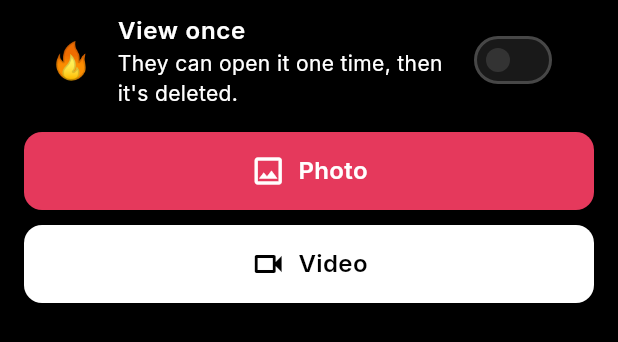
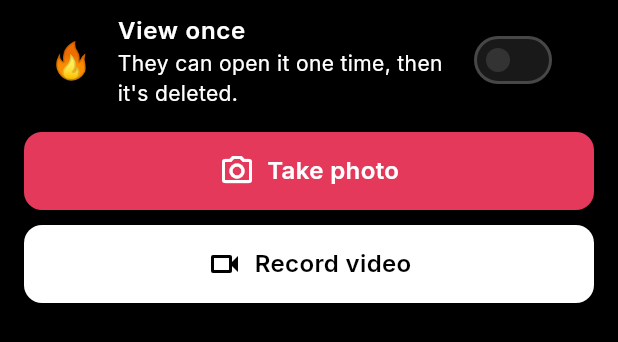
Before and after one commit to noumanzindani/amoro, a Flutter app: the _AttachSheet widget shown alone on an empty page, opened directly, on a phone screen of 412 x 824 dp. Shown: the top 342 px of the screen. Run offline on Flutter 3.47's test engine with Material 3 defaults, Android fonts, the phone set to English and light mode, and no system bars; our stand-ins replace cached_network_image, cloud_firestore, firebase_auth, firebase_core, firebase_messaging, firebase_storage and 7 more; accounts and stored records are empty.

Commit message:
feat(media): camera-only photos and videos
Profile photos and chat photos/videos now open the camera instead of the
gallery, so everything users add is taken live. Profile videos were
already camera-only. Updates the iOS camera permission text to match.

Co-Authored-By: Claude Opus 5.5 <noreply@anthropic.com>

```diff
--- a/lib/onboarding/question_input.dart
+++ b/lib/onboarding/question_input.dart
@@ -370,8 +370,10 @@ class _PhotosAnswerState extends State<_PhotosAnswer> {
   bool _uploading = false;
 
   Future<void> _add() async {
+    // Camera only, never the gallery, so profile photos are taken live.
     final picked = await ImagePicker().pickImage(
-      source: ImageSource.gallery,
+      source: ImageSource.camera,
+      preferredCameraDevice: CameraDevice.front,
       maxWidth: 1440,
       imageQuality: 85,
     );
--- a/lib/screens/chat/chat_screen.dart
+++ b/lib/screens/chat/chat_screen.dart
@@ -123,15 +123,16 @@ class _ChatScreenState extends State<ChatScreen> {
     );
     if (choice == null || !mounted || _match == null) return;
 
+    // Camera only, never the gallery: everything sent is taken live.
     final picker = ImagePicker();
     final XFile? picked = choice.type == MessageType.photo
         ? await picker.pickImage(
-            source: ImageSource.gallery,
+            source: ImageSource.camera,
             maxWidth: 1920,
             imageQuality: 85,
           )
         : await picker.pickVideo(
-            source: ImageSource.gallery,
+            source: ImageSource.camera,
             maxDuration: const Duration(seconds: 60),
           );
     if (picked == null || !mounted) return;
@@ -345,8 +346,8 @@ class _ChatScreenState extends State<ChatScreen> {
                       crossAxisAlignment: CrossAxisAlignment.end,
                       children: [
                         IconButton(
-                          tooltip: 'Send photo or video',
-                          icon: const Icon(Icons.add_photo_alternate_outlined),
+                          tooltip: 'Take a photo or video',
+                          icon: const Icon(Icons.photo_camera_outlined),
                           onPressed: _sendingMedia || _match == null
                               ? null
                               : _pickMedia,
@@ -433,8 +434,8 @@ class _AttachSheetState extends State<_AttachSheet> {
           ),
           const SizedBox(height: 8),
           AppButton(
-            text: 'Photo',
-            icon: const Icon(Icons.photo_outlined, color: Colors.white),
+            text: 'Take photo',
+            icon: const Icon(Icons.photo_camera_outlined, color: Colors.white),
             onPressed: () => Navigator.pop(
               context,
               _MediaChoice(MessageType.photo, _viewOnce),
@@ -442,7 +443,7 @@ class _AttachSheetState extends State<_AttachSheet> {
           ),
           const SizedBox(height: 10),
           AppButton.light(
-            text: 'Video',
+            text: 'Record video',
             icon: const Icon(Icons.videocam_outlined, color: Colors.black),
             onPressed: () => Navigator.pop(
               context,
```
Also changed, not shown: 1 other file.
